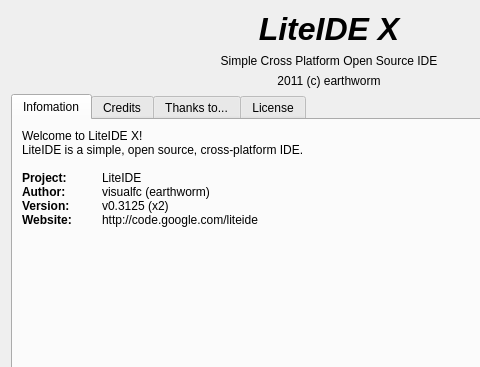
The window that liteidex/src/liteapp/aboutdialog.ui (seanxyh/liteide) describes before a commit, drawn with Qt 5; both pictures show x 0 to 480 and y 0 to 367 of the 658 by 551 pixel window.
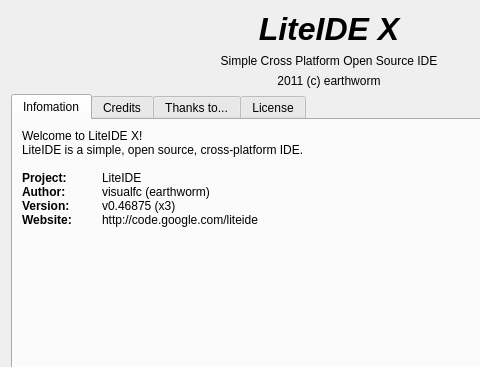
The same window after the commit. Icons and pictures are not drawn.

```diff
--- a/liteidex/src/liteapp/aboutdialog.ui
+++ b/liteidex/src/liteapp/aboutdialog.ui
@@ -106,7 +106,7 @@
 &lt;p style=&quot;-qt-paragraph-type:empty; margin-top:0px; margin-bottom:0px; margin-left:0px; margin-right:0px; -qt-block-indent:0; text-indent:0px;&quot;&gt;&lt;/p&gt;
 &lt;p style=&quot; margin-top:0px; margin-bottom:0px; margin-left:0px; margin-right:0px; -qt-block-indent:0; text-indent:0px;&quot;&gt;&lt;span style=&quot; font-weight:600;&quot;&gt;Project:&lt;/span&gt;	LiteIDE&lt;/p&gt;
 &lt;p style=&quot; margin-top:0px; margin-bottom:0px; margin-left:0px; margin-right:0px; -qt-block-indent:0; text-indent:0px;&quot;&gt;&lt;span style=&quot; font-weight:600;&quot;&gt;Author:	&lt;/span&gt;visualfc (earthworm)&lt;/p&gt;
-&lt;p style=&quot; margin-top:0px; margin-bottom:0px; margin-left:0px; margin-right:0px; -qt-block-indent:0; text-indent:0px;&quot;&gt;&lt;span style=&quot; font-weight:600;&quot;&gt;Version:&lt;/span&gt;	v0.3125 (x2)&lt;/p&gt;
+&lt;p style=&quot; margin-top:0px; margin-bottom:0px; margin-left:0px; margin-right:0px; -qt-block-indent:0; text-indent:0px;&quot;&gt;&lt;span style=&quot; font-weight:600;&quot;&gt;Version:&lt;/span&gt;	v0.46875 (x3)&lt;/p&gt;
 &lt;p style=&quot; margin-top:0px; margin-bottom:0px; margin-left:0px; margin-right:0px; -qt-block-indent:0; text-indent:0px;&quot;&gt;&lt;span style=&quot; font-weight:600;&quot;&gt;Website:&lt;/span&gt;	http://code.google.com/liteide&lt;/p&gt;&lt;/body&gt;&lt;/html&gt;</string>
          </property>
          <property name="alignment">
```
Left out of the diff: 2 changed lines with no effect on the pictures.
